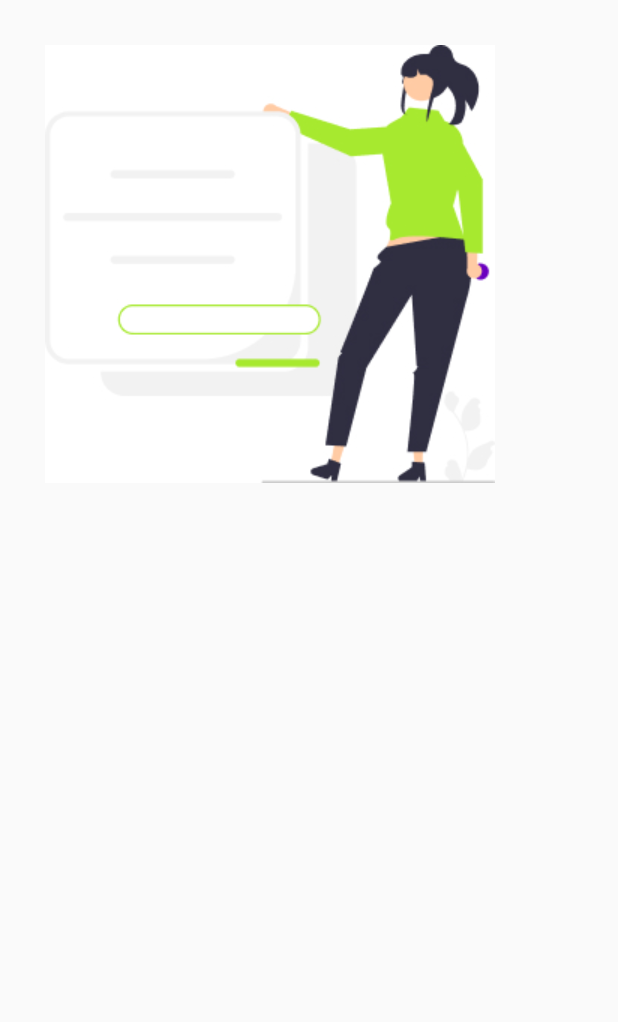
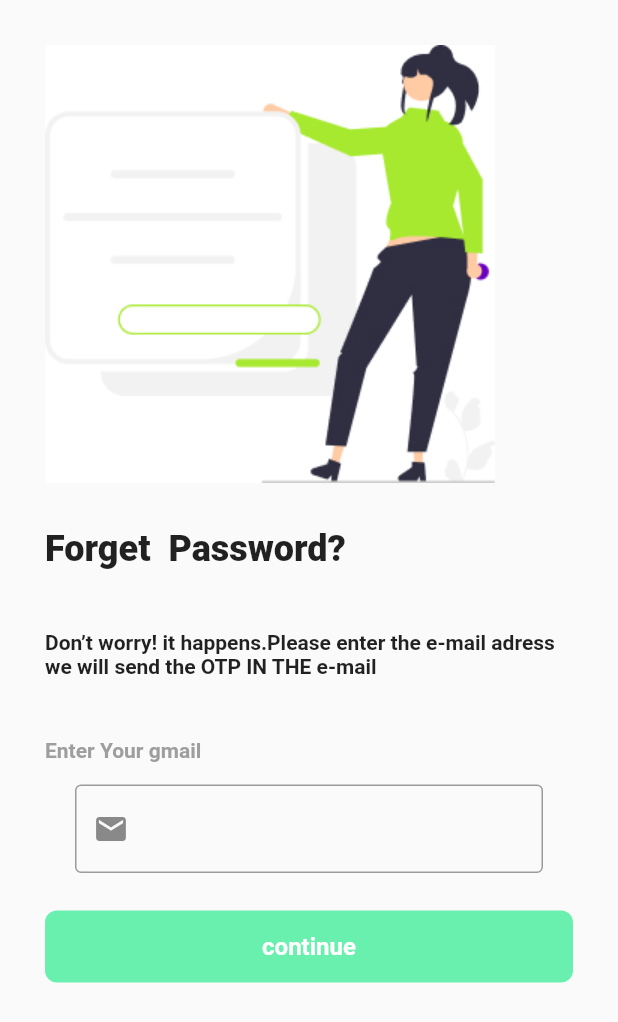
Before and after one commit to ahmdmdht/roadside, a Flutter app: the forget_password screen opened directly, on a phone screen of 412 x 824 dp. Shown: the top 1022 px of the screen. Run offline on Flutter 3.47's test engine with Material 2 defaults, Android fonts, the phone set to English and light mode, and no system bars; our stand-ins replace animated_splash_screen, awesome_dialog, bloc, dio, email_validator, firebase_auth and 13 more; missing offline and left inert: dart:ffi, flutter_geofire, flutter_polyline_points; accounts and stored records are empty.

```diff
--- a/lib/view/authentication/forget_password.dart
+++ b/lib/view/authentication/forget_password.dart
@@ -1,6 +1,12 @@
+import 'dart:ffi';
+
 import 'package:flutter/material.dart';
+import 'package:roadside_assistance/view/authentication/signUp.dart';
+import 'package:roadside_assistance/view/authentication/verification.dart';
+import 'package:roadside_assistance/view/home_layout.dart';
 
 class forget_password extends StatefulWidget {
+
   const forget_password({Key? key}) : super(key: key);
 
   @override
@@ -8,36 +14,113 @@ class forget_password extends StatefulWidget {
 }
 
 class _forget_passwordState extends State<forget_password> {
+  var emailcontroller = TextEditingController();
+  var formKey = GlobalKey<FormState>();
+  GlobalKey<ScaffoldState> scaffoldkey = new GlobalKey<ScaffoldState>();
+
+
   @override
   Widget build(BuildContext context) {
     return Scaffold(
-      body: Padding(
+        key: scaffoldkey,
+      body: SingleChildScrollView(
+        child: Padding(
           padding: const EdgeInsets.all(30),
-        child: Column(crossAxisAlignment: CrossAxisAlignment.start, children: [
+          child:Form(
+          key: formKey,
+          child:
+          Column(crossAxisAlignment: CrossAxisAlignment.start, children: [
             Image(
               image: AssetImage('assets/images/forget.jpeg'),
             ),
             SizedBox(
               height: 30,
             ),
-          Center(
-            child: Text(
-              '',
+            Text(
+              'Forget  Password? ',
               style: TextStyle(
                 fontSize: 24.0,
                 fontWeight: FontWeight.w800,
-              ),
               ),
             ),
             SizedBox(
               height: 40,
             ),
             Text(
-            '',
+              'Don’t worry! it happens.Please enter the e-mail adress we will send the OTP IN THE e-mail ',
               style: TextStyle(fontSize: 14.0, fontWeight: FontWeight.bold),
             ),
-        ]),
+            SizedBox(
+              height: 40,
             ),
+        Text(
+            'Enter Your gmail ',
+            style: TextStyle(fontSize: 14.0, fontWeight: FontWeight.bold,color: Colors.grey),
+          ),
+            SizedBox(
+              height: 15,
+            ),
+            Container(
+              padding: EdgeInsets.only(right: 20, left: 20),
+              decoration: BoxDecoration(borderRadius: BorderRadius.circular(15)),
+              child: TextFormField(
+                controller: emailcontroller,
+                validator: (value){
+                  bool emailValid =
+                  RegExp(r"^[a-zA-Z0-9.a-zA-Z0-9.!#$%&'*+-/=?^_`{|}~]+@gmail+\.com")
+                      .hasMatch(value!);
+                  if(value.isEmpty){
+                    return'please enter mail';
+                  }else if(!emailValid){
+                    return 'Enter valid e-mail';
+                  }
+                  return null;
+
+                },
+                keyboardType: TextInputType.emailAddress,
+                decoration: InputDecoration(
+                    prefixIcon: Icon(Icons.email),
+                    border: OutlineInputBorder()),
+                onFieldSubmitted: (value) {
+                  print(value);
+                },
+                onChanged: (value) {
+                  print(value);
+                },
+              ),
+            ),
+        SizedBox(
+          height: 25,
+        ),
+        Center(
+          child: Container(
+
+            width:double.infinity,
+            decoration: BoxDecoration(
+                borderRadius: BorderRadius.circular(8), color: Colors.greenAccent),
+            child: MaterialButton(
+              onPressed: () {
+
+                if(formKey.currentState!.validate()) { Navigator.pushReplacement(context,
+                    MaterialPageRoute(builder: (context) => MyVerify()));};
+
+
+              },
+              child: Text(
+                "continue",
+                style: TextStyle(
+                    fontSize: 16,
+                    fontWeight: FontWeight.bold,
+                    color: Colors.white),
+              ),
+            ),
+          ),
+        ),
+        ],
+        ),
+          ),
+        ),
+      )
     );
   }
 }
--- a/lib/view/authentication/login.dart
+++ b/lib/view/authentication/login.dart
@@ -12,6 +12,7 @@ import '../../remote/cashe_helper.dart';
 import '../home_design.dart';
 import '../home_layout.dart';
 import '../location/maps_Screen.dart';
+import 'forget_password.dart';
 
 class logIn extends StatelessWidget {
   @override
@@ -129,7 +130,7 @@ class logIn extends StatelessWidget {
                   TextButton(
                       onPressed: () {
                         Navigator.pushReplacement(context,
-                            MaterialPageRoute(builder: (context) => MyVerify()));
+                            MaterialPageRoute(builder: (context) => forget_password()));
                       },
                       child: Text(
                         "Forget your password?",
--- a/lib/view/home_design.dart
+++ b/lib/view/home_design.dart
@@ -1,19 +1,13 @@
 import 'package:flutter/material.dart';
 import 'package:flutter_svg/svg.dart';
 import 'package:google_fonts/google_fonts.dart';
-
 import '../utiles/Asset_manger.dart';
 import 'Details.dart';
-
-
-
 class homeDesign extends StatefulWidget {
   const homeDesign({Key? key}) : super(key: key);
-
   @override
   State<homeDesign> createState() => _homeDesignState();
 }
-
 class _homeDesignState extends State<homeDesign> {
   int selectedIndex=0;
   List listOfImages = [
--- a/pubspec.yaml
+++ b/pubspec.yaml
@@ -59,6 +59,9 @@ dependencies:
   uuid: ^3.0.5
   sync_scroll_library: ^1.1.0
   url_launcher: ^6.1.11
+  awesome_dialog: ^3.1.0
+  dropdown_search: ^5.0.6
+  flutter_rating_bar: ^4.0.1
 
 
 
```
Also changed, not shown: lib/main.dart (+0 -10 lines), lib/view/Details.dart (+2 -8 lines), lib/view/authentication/verification.dart (+9 -7 lines), lib/view/components/settings/account_setting.dart (+0 -7 lines), lib/view/components/settings/setting1.dart (+0 -11 lines), lib/view/location/maps_Screen.dart (+68 -36 lines). Lines whose indentation alone changed are shown as unchanged.
